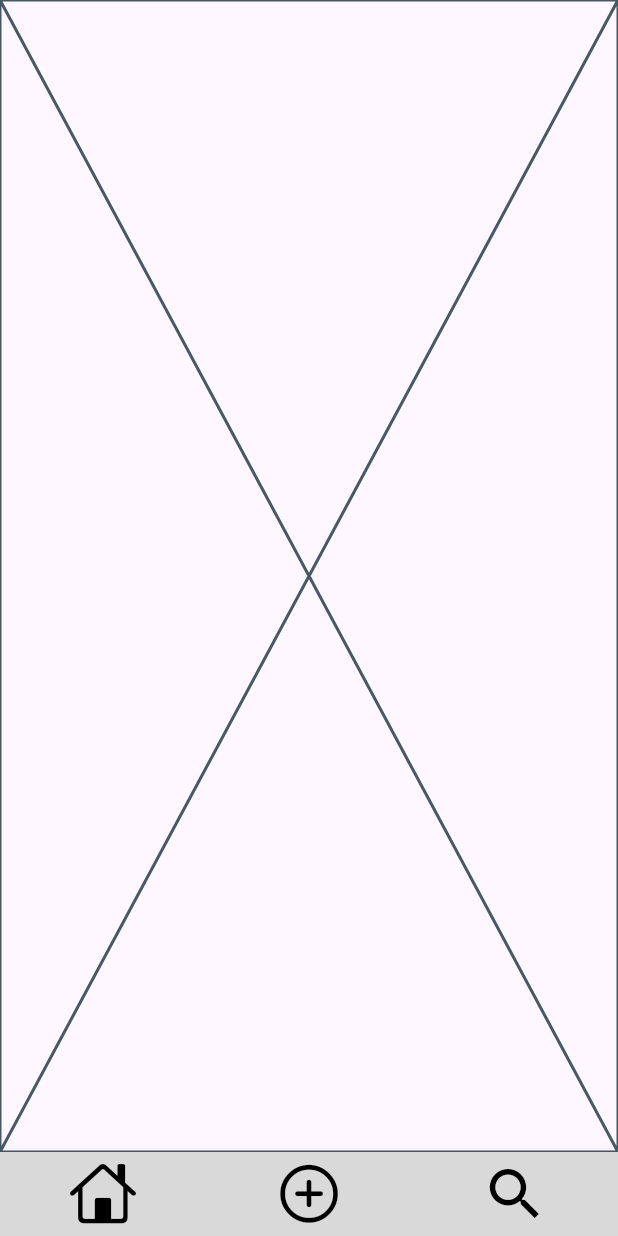
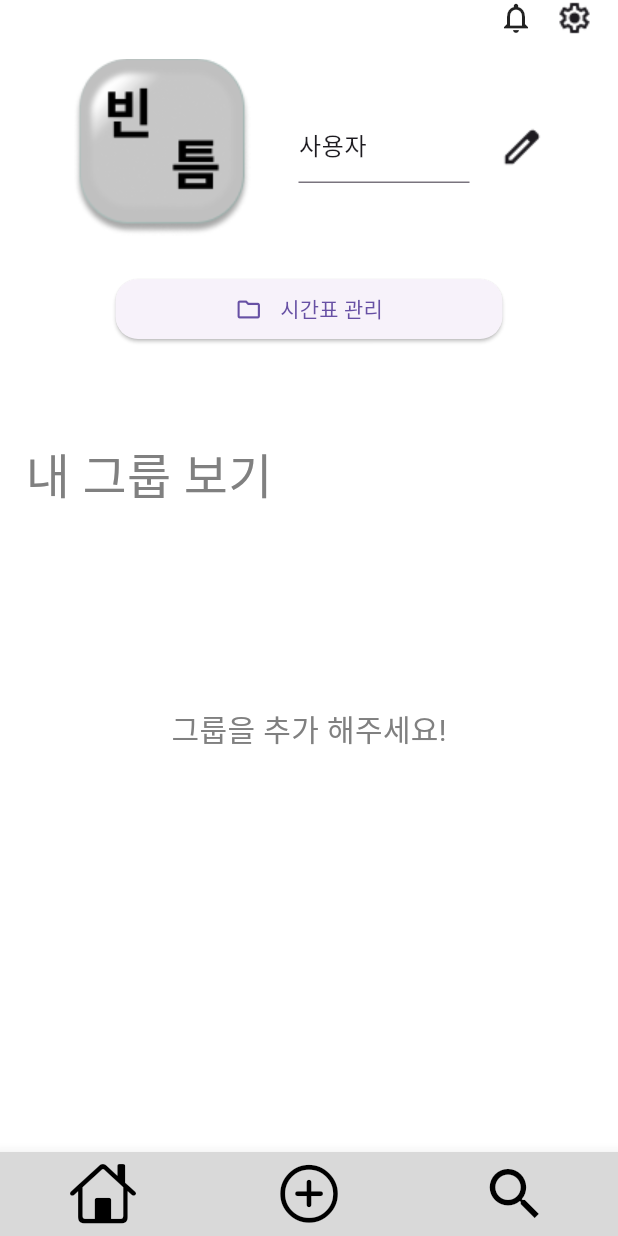
Before and after one commit to AIIA-GCU/VinTeum-FE, a Flutter app: the screen it shows after launch, on a phone screen of 412 x 824 dp. Run offline on Flutter 3.47's test engine with Material 3 defaults, Android fonts, the phone set to English and light mode, and no system bars.

Commit message:
[feat] HomeScreen & GroupList 구현

```diff
--- a/lib/Page/Home_Screen.dart
+++ b/lib/Page/Home_Screen.dart
@@ -1,10 +1,109 @@
 import 'package:flutter/material.dart';
+import 'package:vinteum/Common/color.dart';
+import 'package:vinteum/Page/Group_List.dart';
 
-class HomeScreen extends StatelessWidget {
+class HomeScreen extends StatefulWidget {
   const HomeScreen({super.key});
 
   @override
+  State<HomeScreen> createState() => _HomeScreenState();
+}
+
+class _HomeScreenState extends State<HomeScreen> {
+  TextEditingController _nameController = TextEditingController(text: "사용자");
+
+  @override
   Widget build(BuildContext context) {
-    return const Placeholder();
+    List<Widget> data = [
+      // GroupList(title: "그룹1", number: "5"),
+      // GroupList(title: "그룹2", number: "1"),
+      // GroupList(title: "그룹3", number: "3"),
+      // GroupList(title: "그룹4", number: "2"),
+      // GroupList(title: "그룹5", number: "2"),
+      // GroupList(title: "그룹6", number: "4"),
+    ];
+    return SafeArea(
+      child: Scaffold(
+        backgroundColor: Colors.white,
+        body: Padding(
+          padding: const EdgeInsets.symmetric(horizontal: 17),
+          child: Column(
+            children: [
+              Row(
+                mainAxisAlignment: MainAxisAlignment.end,
+                children: [
+                  Icon(Icons.notifications_none),
+                  SizedBox(width: 15),
+                  Image.asset("Assets/img/settings.png")
+                ],
+              ),
+              Padding(
+                padding: const EdgeInsets.symmetric(horizontal: 32, vertical: 15),
+                child: Row(
+                  mainAxisAlignment: MainAxisAlignment.center,
+                  children: [
+                    Image.asset("Assets/img/profile.png"),
+                    SizedBox(width: 12),
+                    Expanded(
+                      child: Padding(
+                        padding: const EdgeInsets.symmetric(horizontal: 20),
+                        child: TextField(
+                          controller: _nameController,
+                        ),
+                      ),
+                    ),
+                    InkWell(
+                      onTap: () {},
+                        child: Image.asset("Assets/img/edit.png")
+                    )
+                  ],
+                ),
+              ),
+              Padding(
+                padding: const EdgeInsets.symmetric(horizontal: 60, vertical: 10),
+                child: ElevatedButton(
+                  style: ElevatedButton.styleFrom(
+                    shape: RoundedRectangleBorder(
+                      borderRadius: BorderRadius.circular(15)
+                    )
+                  ),
+                    onPressed: () {},
+                    child: Row(
+                      mainAxisAlignment: MainAxisAlignment.center,
+                      children: [
+                        Icon(Icons.folder_outlined),
+                        SizedBox(width: 12),
+                        Text("시간표 관리")
+                      ],
+                    )
+                ),
+              ),
+              SizedBox(height: 53),
+              Align(
+                alignment: Alignment.bottomLeft,
+                child: Text(
+                    "내 그룹 보기",
+                style: TextStyle(fontSize: 32, color: VinTeumColors.grey1)),
+              ),
+              data.length == 0 ?
+                  Column(
+                    children: [
+                      SizedBox(height: 130),
+                      Text("그룹을 추가 해주세요!", style: TextStyle(fontSize: 20, color: VinTeumColors.grey1))
+                    ],
+                  ) :
+              Expanded(
+                child: ListView.builder(
+                  scrollDirection: Axis.vertical,
+                    itemCount: data.length,
+                    itemBuilder: (context, index){
+                      return data[index];
+                    }),
+              ),
+            ],
+          ),
+        ),
+      ),
+    );
   }
 }
--- a/pubspec.yaml
+++ b/pubspec.yaml
@@ -57,6 +57,8 @@ flutter:
   # included with your application, so that you can use the icons in
   # the material Icons class.
   uses-material-design: true
+  assets:
+    - Assets/img/
 
   # To add assets to your application, add an assets section, like this:
   # assets:
```
Also changed, not shown: lib/Page/Group_List.dart (added, +62 -0 lines), Assets/img/account_circle.png (added), Assets/img/edit.png (added), Assets/img/navigate.png (added), Assets/img/profile.png (added), Assets/img/settings.png (added), Assets/img/user.png (added).
